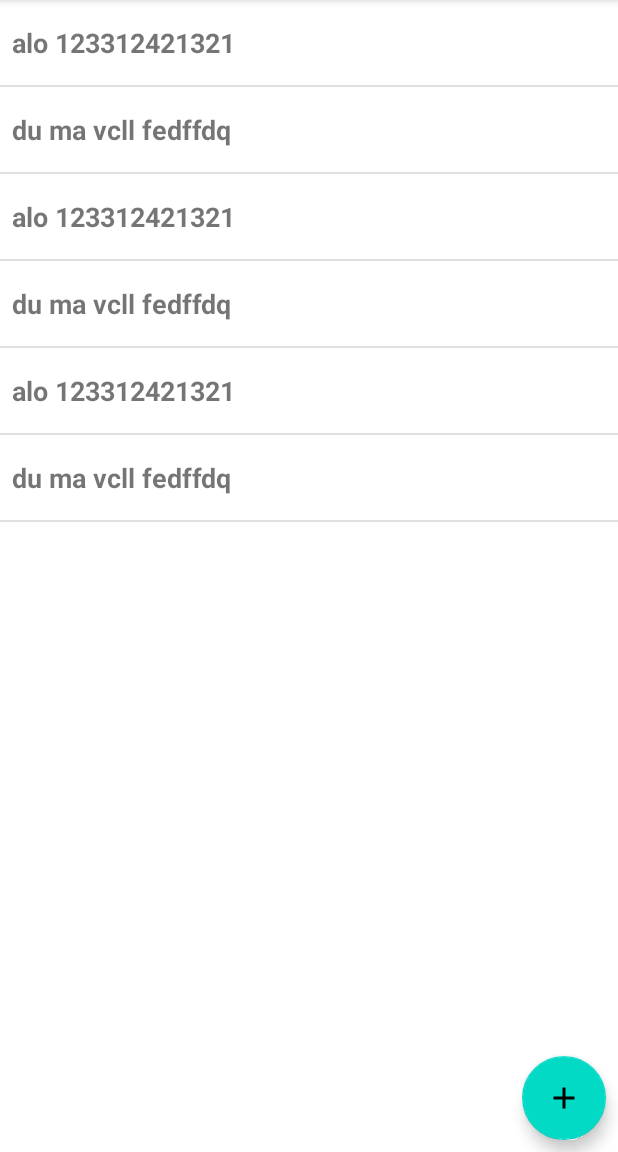
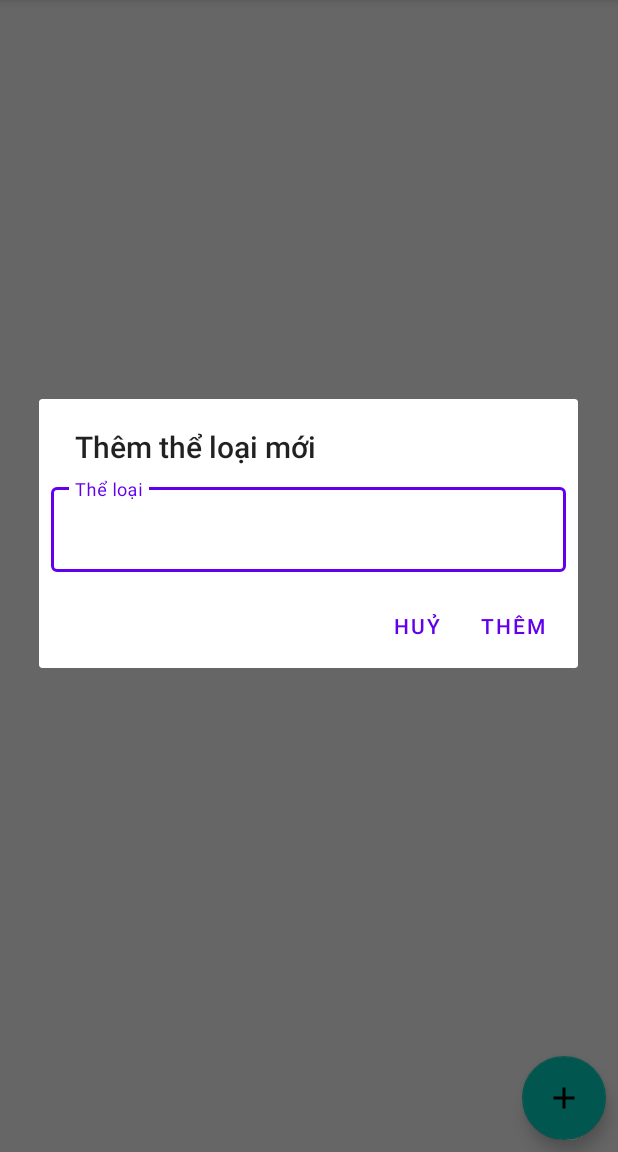
Before and after one commit to DieuNN/SampleProject_MOB2041, an Android app: the fragment GenreManagementFragment placed in its activity, after a tap on "Add button", on a phone screen of 412 x 824 dp, the part 84-1236 px from its top. Run offline under Robolectric (Android 15) with nearby library versions, the phone set to English and light mode, and no system bars; 3 statements that could not run were skipped.

Commit message:
Designed fragments

```diff
--- a/app/src/main/java/com/example/sampleproject_mob2041/adapter/CallCardAdapter.kt
+++ b/app/src/main/java/com/example/sampleproject_mob2041/adapter/CallCardAdapter.kt
@@ -33,6 +33,7 @@ class CallCardAdapter( val mContext: Context,var mList:ArrayList<CallCard>) :
         holder.librarianName.text = "${mContext.resources.getString(R.string.librarian_name)}: ${mList[position].librarianName}"
         holder.returnStatus.text = setReturnStatusText(mList[position].isReturned)
 
+        // Set color for return status
         if (isReturned(mList[position].isReturned)) {
             holder.returnStatus.setTextColor(mContext.getColor(R.color.blue))
         } else {
@@ -44,9 +45,11 @@ class CallCardAdapter( val mContext: Context,var mList:ArrayList<CallCard>) :
         return mList.size
     }
 
+    // Check if returned
     private fun isReturned(strFromDB:String):Boolean = strFromDB != "0"
 
+    // If not returned, set text for return status
     private fun setReturnStatusText(strFromDB:String):String =
-         if (strFromDB == "0") "${mContext.resources.getString(R.string.not_returned)}" else "${mContext.resources.getString(R.string.returned)}"
+         if (!isReturned(strFromDB)) "${mContext.resources.getString(R.string.not_returned)}" else "${mContext.resources.getString(R.string.returned)}"
 
 }
--- a/app/src/main/java/com/example/sampleproject_mob2041/database/GenreDB.kt
+++ b/app/src/main/java/com/example/sampleproject_mob2041/database/GenreDB.kt
@@ -20,7 +20,7 @@ class GenreDB(private val db:Database):IGenre {
     }
 
     override fun removeGenre(name: String): Boolean {
-        return database.delete(Database.TABLE_GENRE, "NAME = > ", arrayOf(name)) > 0
+        return database.delete(Database.TABLE_GENRE, "NAME = ? ", arrayOf(name)) > 0
     }
 
     override fun getAllGenres(): ArrayList<Genre> {
--- a/app/src/main/java/com/example/sampleproject_mob2041/fragment/GenreManagementFragment.kt
+++ b/app/src/main/java/com/example/sampleproject_mob2041/fragment/GenreManagementFragment.kt
@@ -5,17 +5,28 @@ import android.os.Bundle
 import android.view.LayoutInflater
 import android.view.View
 import android.view.ViewGroup
+import android.widget.Button
+import android.widget.Toast
 import androidx.fragment.app.Fragment
 import androidx.recyclerview.widget.RecyclerView
+import com.example.sampleproject_mob2041.R
 import com.example.sampleproject_mob2041.adapter.GenreAdapter
+import com.example.sampleproject_mob2041.database.Database
+import com.example.sampleproject_mob2041.database.GenreDB
 import com.example.sampleproject_mob2041.databinding.FragmentGenreBinding
 import com.example.sampleproject_mob2041.model.Genre
 import com.example.sampleproject_mob2041.viewhandler.SetupRecyclerView
 import com.google.android.material.floatingactionbutton.FloatingActionButton
+import com.google.android.material.textfield.TextInputEditText
+import com.google.android.material.textfield.TextInputLayout
 
 
 class GenreManagementFragment : Fragment() {
     private lateinit var binding: FragmentGenreBinding
+    private lateinit var adapter:GenreAdapter
+    private lateinit var genreList:ArrayList<Genre>
+    private lateinit var genreDB:GenreDB
+
 
     override fun onCreateView(
         inflater: LayoutInflater, container: ViewGroup?,
@@ -28,6 +39,12 @@ class GenreManagementFragment : Fragment() {
     override fun onViewCreated(view: View, savedInstanceState: Bundle?) {
         super.onViewCreated(view, savedInstanceState)
 
+        genreDB = GenreDB(Database(requireContext()))
+        genreList = genreDB.getAllGenres()
+
+
+        adapter = GenreAdapter(requireContext(), genreList)
+
         setupRecyclerView(binding.genreList)
 
         setupFAB(binding.fabAddGenre)
@@ -35,16 +52,6 @@ class GenreManagementFragment : Fragment() {
     }
 
     private fun setupRecyclerView(view: RecyclerView) {
-        val dataExample: ArrayList<Genre> = ArrayList()
-        dataExample.apply {
-            add(Genre("alo 123312421321"))
-            add(Genre("du ma vcll fedffdq"))
-            add(Genre("alo 123312421321"))
-            add(Genre("du ma vcll fedffdq"))
-            add(Genre("alo 123312421321"))
-            add(Genre("du ma vcll fedffdq"))
-        }
-        val adapter = GenreAdapter(requireContext(), dataExample)
         SetupRecyclerView().setupRecyclerView(
                 requireContext(),
                 binding.genreList,
@@ -54,8 +61,51 @@ class GenreManagementFragment : Fragment() {
 
     private fun setupFAB(view:FloatingActionButton) {
         view.setOnClickListener {
+            // inflate view
+            val view =
+                LayoutInflater.from(requireContext()).inflate(R.layout.new_genre_dialog, null)
+            val edtLayoutNewGenre: TextInputLayout =
+                view.findViewById(R.id.edt_layout_new_genre)
+            val edtNewGenre: TextInputEditText = view.findViewById(R.id.edt_new_genre)
+
+            // setup view and button for dialog
+            val dialog: AlertDialog = AlertDialog.Builder(requireContext())
+                .setTitle(requireContext().getText(R.string.add_new_genre))
+                .setView(view)
+                .setNegativeButton(requireContext().getText(R.string.cancel)) { dialog, _ ->
+                    dialog.dismiss()
+                }
+                .setPositiveButton(requireContext().getText(R.string.add), null)
+            .show()
+
+
+            // get positive button and set on click for it
+            val positiveButton: Button = dialog.getButton(AlertDialog.BUTTON_POSITIVE);
+            positiveButton.setOnClickListener {
+                if (edtNewGenre.text.isNullOrBlank()) {
+                    edtLayoutNewGenre.error = requireContext().getString(R.string.you_must_enter_all_information)
+                } else {
+                    val genre = Genre(name = edtNewGenre.text.toString())
+                    addIntoDatabase(genre)
+
+                    dialog.dismiss()
+
+                    adapter.mList.clear()
+                    adapter.mList = genreDB.getAllGenres()
+                    adapter.notifyItemInserted(genreDB.getAllGenres().size)
+                }
+            }
+        }
+
+
+    }
+
+    private fun addIntoDatabase(genre: Genre) {
+
+        if (genreDB.addGenre(name = genre.name)) {
+            Toast.makeText(requireContext(), requireContext().getText(R.string.add_successful), Toast.LENGTH_SHORT).show()
+        } else {
+            Toast.makeText(requireContext(),requireContext().getText(R.string.add_failed), Toast.LENGTH_SHORT).show()
         }
     }
-
-
 }
--- a/app/src/main/java/com/example/sampleproject_mob2041/viewhandler/SetupRecyclerView.kt
+++ b/app/src/main/java/com/example/sampleproject_mob2041/viewhandler/SetupRecyclerView.kt
@@ -8,11 +8,16 @@ import com.example.sampleproject_mob2041.adapter.GenreAdapter
 import com.example.sampleproject_mob2041.model.Genre
 
 class SetupRecyclerView {
-   companion object fun setupRecyclerView(mContext:Context,view:RecyclerView, mAdapter:RecyclerView.Adapter<RecyclerView.ViewHolder>) {
+    fun setupRecyclerView(mContext:Context,view:RecyclerView, mAdapter:RecyclerView.Adapter<RecyclerView.ViewHolder>) {
         view.apply {
             layoutManager = LinearLayoutManager(context)
             adapter = mAdapter
             addItemDecoration(DividerItemDecoration(mContext, DividerItemDecoration.VERTICAL))
+
+
         }
     }
+
+
+
 }
--- /dev/null
+++ b/app/src/main/res/layout/new_genre_dialog.xml
@@ -0,0 +1,22 @@
+<?xml version="1.0" encoding="utf-8"?>
+<LinearLayout xmlns:android="http://schemas.android.com/apk/res/android"
+    xmlns:app="http://schemas.android.com/apk/res-auto"
+    android:layout_width="match_parent"
+    android:layout_height="match_parent"
+    android:padding="8dp">
+
+    <com.google.android.material.textfield.TextInputLayout
+        android:id="@+id/edt_layout_new_genre"
+        style="@style/Widget.MaterialComponents.TextInputLayout.OutlinedBox"
+        android:layout_width="match_parent"
+        android:layout_height="wrap_content"
+        app:endIconMode="clear_text">
+
+        <com.google.android.material.textfield.TextInputEditText
+            android:id="@+id/edt_new_genre"
+            android:layout_width="match_parent"
+            android:layout_height="match_parent"
+            android:hint="@string/genre" />
+    </com.google.android.material.textfield.TextInputLayout>
+
+</LinearLayout>
--- a/app/src/main/res/values/strings.xml
+++ b/app/src/main/res/values/strings.xml
@@ -28,6 +28,17 @@
     <string name="librarian_name">Tên thủ thư</string>
     <string name="returned">Đã trả</string>
     <string name="not_returned">Chưa trả</string>
+    <string name="add_new_genre">Thêm thể loại mới</string>
+    <string name="cancel">Huỷ</string>
+    <string name="add">Thêm</string>
+    <string name="you_must_enter_all_information">Bạn phải nhập đủ thông tin!</string>
+    <string name="add_successful">Thêm mới thành công!</string>
+    <string name="add_failed">Thêm mới thất bại! Có thể tên này đã có trong danh sách!</string>
+    <string name="remove_successful">Xoá thành công!</string>
+    <string name="remove_failed">Xoá thất bại!</string>
+    <string name="edit">Chỉnh sửa</string>
+    <string name="delete">Xoá</string>
+
 
 
 
```
Also changed, not shown: app/src/main/java/com/example/sampleproject_mob2041/adapter/GenreAdapter.kt (+28 -2 lines), app/src/main/java/com/example/sampleproject_mob2041/viewhandler/SetupFAB.kt (deleted, +0 -7 lines), app/src/main/res/drawable/ic_baseline_clear_24.xml (added, +10 -0 lines), app/src/main/res/menu/two_option_menu.xml (added, +9 -0 lines).
